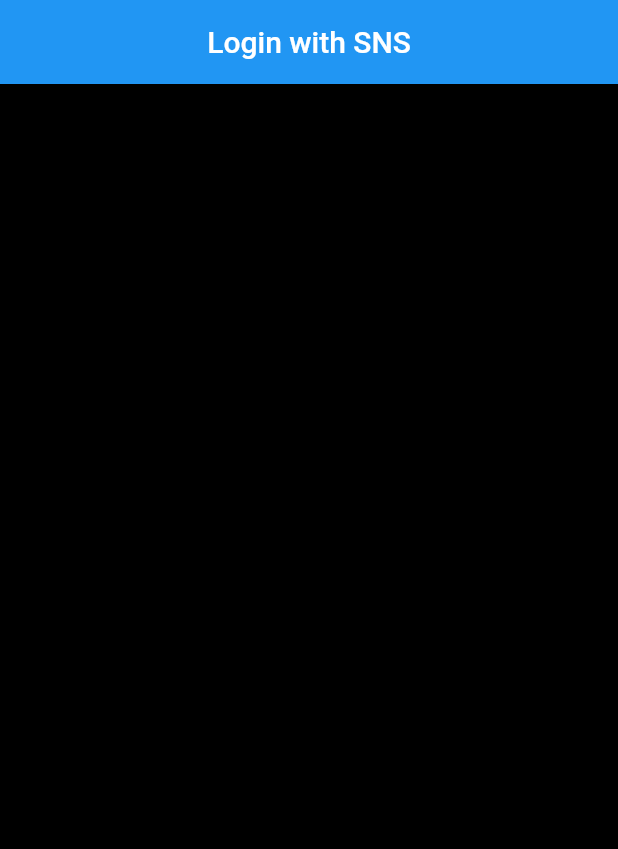
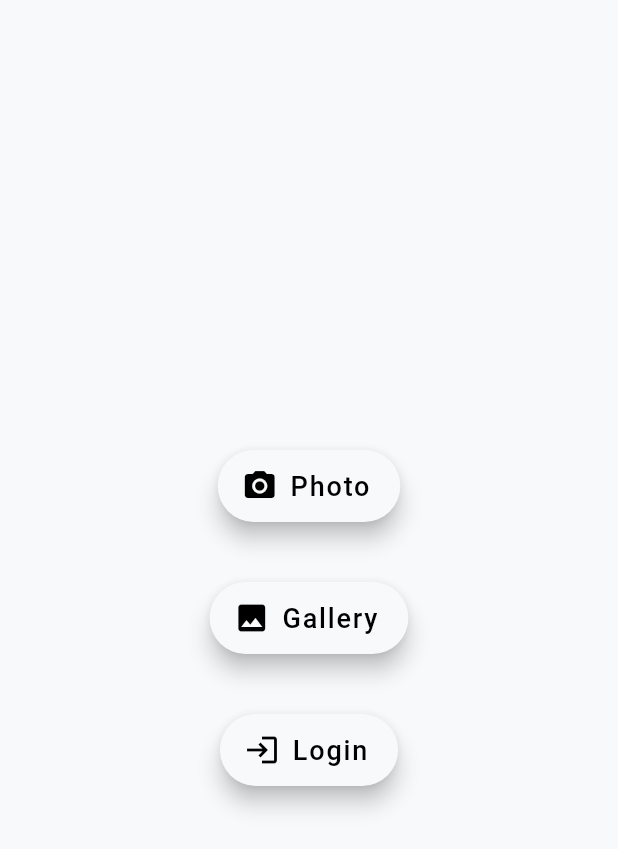
Before and after one commit to ahgong-shulshul/Masterpiece-Filter, a Flutter app: the screen it shows after launch, on a phone screen of 412 x 824 dp. Shown: the top 849 px of the screen. Run offline on Flutter 3.47's test engine with Material 2 defaults, Android fonts, the phone set to English and light mode, and no system bars; our stand-ins replace animated_splash_screen, flutter_native_splash, image_picker, lottie, page_transition; Roboto replaces fonts that are missing (Bradley Hand ITC).

Commit message:
Feat : Home 화면 UI 구현
갤러리, 사진촬영, 로그인 버튼 생성
image_picker 사용 위해 UI 전개도 수정함 -> 원래는 앱 실행하자마자 카메라 실행 되어야하는 데 이를 위해서는camera 패키지를 사용해야함.
로그인 화면과 갤러리 사진 불러오기 화면은 아직 구현 전

```diff
--- a/lib/Home.dart
+++ b/lib/Home.dart
@@ -1,4 +1,5 @@
 import 'package:flutter/material.dart';
+import 'package:into_the_masterpiece/camera.dart';
 
 class HomePage extends StatefulWidget {
   HomePage({Key? key}) : super(key: key);
@@ -11,13 +12,75 @@ class _HomePageState extends State<HomePage> {
   @override
   Widget build(BuildContext context) {
     return Scaffold(
-      backgroundColor: Color.fromARGB(255, 0, 0, 0),
-      appBar: AppBar(
-        title: Text('Login with SNS'),
-        centerTitle: true,
-      ),
+      backgroundColor: Color.fromARGB(255, 247, 249, 251),
       body: Center(
-        child: Text('by agongshulshul'),
+        child: Column(
+            mainAxisAlignment: MainAxisAlignment.center,
+            children:[
+            // 사진 촬영으로 이동하는 버튼
+            FloatingActionButton.extended(
+              icon: Icon(
+                      Icons.photo_camera,
+                      color: Colors.black,
+                    ),
+              label: Text(
+                  "Photo",
+                  style: TextStyle(
+                    color: Colors.black,
+                    fontSize: 18,
+                    fontFamily: "Bradley Hand ITC"
+                    ),
+                  ),
+              backgroundColor: Color.fromARGB(255, 247, 249, 251),
+              onPressed: () {
+                Navigator.push(
+                    context, MaterialPageRoute(builder: (_) => CameraExe()));
+              },
+            ),
+            SizedBox(height: 40),
+            // 갤러리에서 이미지를 가져오는 버튼
+            FloatingActionButton.extended(
+              icon: Icon(
+                  Icons.image,
+                  color: Colors.black,
+                  ),
+              label: Text(
+                  "Gallery",
+                   style: TextStyle(
+                     color: Colors.black,
+                     fontSize: 18,
+                     fontFamily: "Bradley Hand ITC"
+                      ),
+              ),
+              backgroundColor: Color.fromARGB(255, 247, 249, 251),
+              onPressed: () {
+                Navigator.push(
+                    context, MaterialPageRoute(builder: (_) => CameraExe()));
+              },
+            ),
+            SizedBox(height: 40),
+            // 로그인으로 이동하는 버튼
+            FloatingActionButton.extended(
+              icon: Icon(
+                Icons.login,
+                color: Colors.black,
+              ),
+              label: Text(
+                  "Login",
+                   style: TextStyle(
+                     color: Colors.black,
+                     fontSize: 18,
+                     fontFamily: "Bradley Hand ITC"
+                  ),
+              ),
+              backgroundColor: Color.fromARGB(255, 247, 249, 251),
+              onPressed: () {
+                Navigator.push(
+                    context, MaterialPageRoute(builder: (_) => CameraExe()));
+              },
+            ),
+          ]
+        )
       ),
     );
   }
--- a/lib/splashscreen.dart
+++ b/lib/splashscreen.dart
@@ -3,6 +3,7 @@ import 'package:lottie/lottie.dart';
 import 'package:animated_splash_screen/animated_splash_screen.dart';
 import 'package:page_transition/page_transition.dart';
 import './Home.dart';
+import './camera.dart';
 
 class SplashScreen extends StatelessWidget{
   const SplashScreen({Key? key}):super(key: key);
--- a/pubspec.yaml
+++ b/pubspec.yaml
@@ -40,6 +40,7 @@ dependencies:
   animated_splash_screen: ^1.3.0
   lottie: ^2.7.0
   page_transition: ^2.1.0
+  image_picker: ^1.0.4
 
 dev_dependencies:
   flutter_test:
```
Also changed, not shown: lib/camera.dart (added, +90 -0 lines), pubspec.lock, 8 other files.
